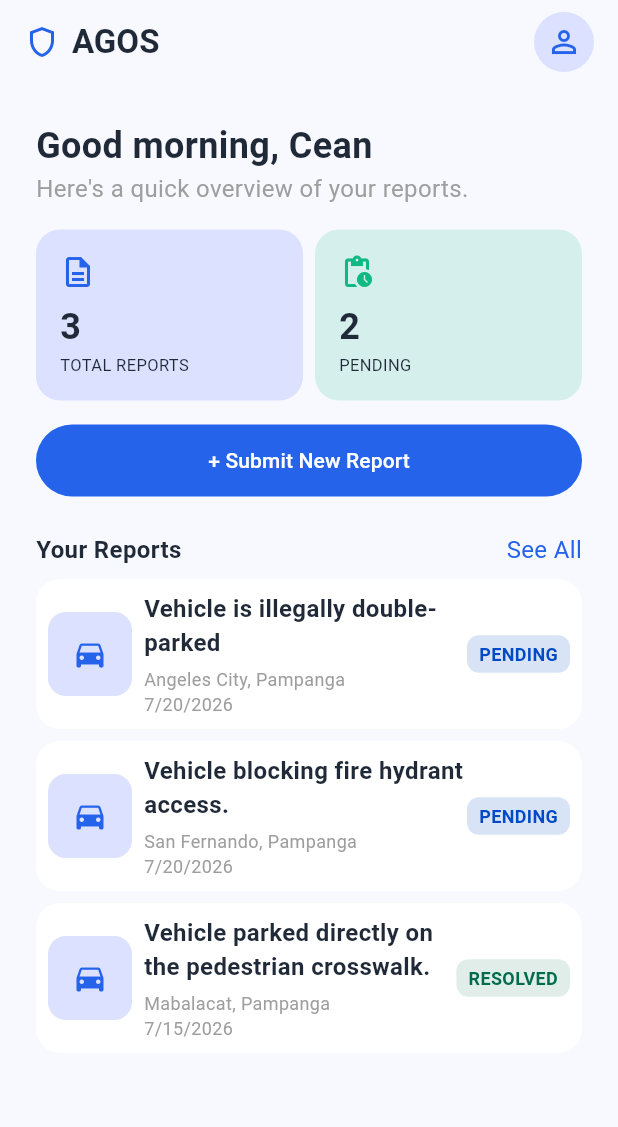
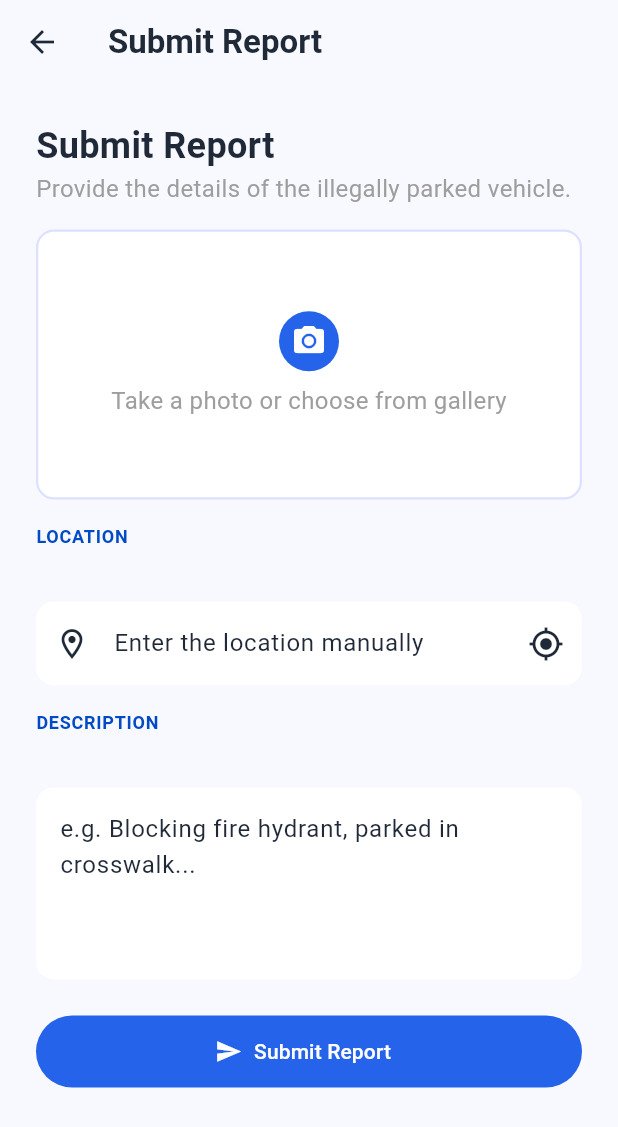
Before and after one commit to Siyanfr/Agos-App-Finals, a Flutter app: the screen it shows after launch, after a tap on "+ Submit New Report", on a phone screen of 412 x 824 dp. Shown: the top 1127 px of the screen. Run offline on Flutter 3.47's test engine with Material 3 defaults, Android fonts, the phone set to English and light mode, and no system bars; our stand-ins replace geolocator, image_picker.

Commit message:
Added submit report screen and edited the citizen dashboard to match the submit report screen

```diff
--- a/lib/screens/citizen/citizen_dashboard_screen.dart
+++ b/lib/screens/citizen/citizen_dashboard_screen.dart
@@ -8,6 +8,7 @@ import '../../widgets/primary_button.dart';
 import '../../widgets/report_card.dart';
 import '../../widgets/stat_summary_card.dart';
 import '../../widgets/status_badge.dart';
+import 'submit_report_screen.dart';
 
 class CitizenDashboardScreen extends StatelessWidget {
   const CitizenDashboardScreen({super.key});
@@ -171,8 +172,11 @@ class CitizenDashboardScreen extends StatelessWidget {
               child: PrimaryButton(
                 label: '+ Submit New Report',
                 onPressed: () {
-                  // Wired to the real Submit Report screen once it exists.
-                  debugPrint('Navigate to Submit Report');
+                  Navigator.of(context).push(
+                    MaterialPageRoute(
+                      builder: (context) => const SubmitReportScreen(),
+                    ),
+                  );
                 },
               ),
             ),
--- a/lib/screens/citizen/submit_report_screen.dart
+++ b/lib/screens/citizen/submit_report_screen.dart
@@ -0,0 +1,177 @@
+import 'package:flutter/material.dart';
+import 'package:image_picker/image_picker.dart';
+import 'package:geolocator/geolocator.dart';
+import '../../theme.dart';
+import '../../widgets/image_upload.dart';
+import '../../widgets/navigation_header.dart';
+import '../../widgets/primary_button.dart';
+import '../../widgets/text_input_field.dart';
+
+class SubmitReportScreen extends StatefulWidget {
+  const SubmitReportScreen({super.key});
+
+  @override
+  State<SubmitReportScreen> createState() => _SubmitReportScreenState();
+}
+
+class _SubmitReportScreenState extends State<SubmitReportScreen> {
+  final _locationController = TextEditingController();
+  final _descriptionController = TextEditingController();
+  String? _imagePath;
+  bool _isDetectingLocation = false;
+  bool _isSubmitting = false;
+
+  @override
+  void dispose() {
+    _locationController.dispose();
+    _descriptionController.dispose();
+    super.dispose();
+  }
+
+  Future<void> _pickImage() async {
+    final picker = ImagePicker();
+    final picked = await picker.pickImage(source: ImageSource.gallery);
+    if (picked != null) {
+      setState(() => _imagePath = picked.path);
+    }
+  }
+
+  void _removeImage() {
+    setState(() => _imagePath = null);
+  }
+
+  Future<void> _autoDetectLocation() async {
+    setState(() => _isDetectingLocation = true);
+    try {
+      final serviceEnabled = await Geolocator.isLocationServiceEnabled();
+      if (!serviceEnabled) {
+        _showLocationError('Location services are turned off.');
+        return;
+      }
+
+      var permission = await Geolocator.checkPermission();
+      if (permission == LocationPermission.denied) {
+        permission = await Geolocator.requestPermission();
+        if (permission == LocationPermission.denied) {
+          _showLocationError('Location permission denied.');
+          return;
+        }
+      }
+      if (permission == LocationPermission.deniedForever) {
+        _showLocationError(
+            'Location permission permanently denied. Enter location manually.');
+        return;
+      }
+
+      final position = await Geolocator.getCurrentPosition();
+      setState(() {
+        _locationController.text =
+            '${position.latitude.toStringAsFixed(4)}, ${position.longitude.toStringAsFixed(4)}';
+      });
+    } catch (e) {
+      _showLocationError('Could not fetch location. Enter it manually.');
+    } finally {
+      setState(() => _isDetectingLocation = false);
+    }
+  }
+
+  void _showLocationError(String message) {
+    if (!mounted) return;
+    ScaffoldMessenger.of(context).showSnackBar(
+      SnackBar(content: Text(message)),
+    );
+  }
+
+  void _submitReport() {
+    if (_imagePath == null || _locationController.text.isEmpty) {
+      ScaffoldMessenger.of(context).showSnackBar(
+        const SnackBar(content: Text('Please add a photo and a location.')),
+      );
+      return;
+    }
+
+    setState(() => _isSubmitting = true);
+    // Firebase Storage upload + Firestore write goes here once wired in.
+    debugPrint(
+        'Submitting report: image=$_imagePath, location=${_locationController.text}, description=${_descriptionController.text}');
+
+    Navigator.of(context).pop();
+  }
+
+  @override
+  Widget build(BuildContext context) {
+    return Scaffold(
+      appBar: const NavigationHeader(
+        title: 'Submit Report',
+        showBackButton: true,
+      ),
+      body: SafeArea(
+        child: ListView(
+          padding: const EdgeInsets.all(AppSpacing.lg),
+          children: [
+            const Text(
+              'Submit Report',
+              style: TextStyle(fontSize: 24, fontWeight: FontWeight.bold),
+            ),
+            const Text(
+              'Provide the details of the illegally parked vehicle.',
+              style: TextStyle(color: Colors.grey),
+            ),
+            const SizedBox(height: AppSpacing.md),
+            ImageUploadComponent(
+              image: _imagePath,
+              onUpload: _pickImage,
+              onRemove: _removeImage,
+            ),
+            const SizedBox(height: AppSpacing.md),
+            const Text(
+              'LOCATION',
+              style: TextStyle(
+                fontSize: 12,
+                fontWeight: FontWeight.bold,
+                letterSpacing: 0.5,
+                color: AppColors.statusPending,
+              ),
+            ),
+            const SizedBox(height: AppSpacing.xs),
+            TextInputField(
+              label: '',
+              hint: 'Enter the location manually',
+              controller: _locationController,
+              leadingIcon: Icons.location_on_outlined,
+              trailingIcon: _isDetectingLocation ? null : Icons.gps_fixed,
+              onTrailingIconTap: _isDetectingLocation ? null : _autoDetectLocation,
+            ),
+            const SizedBox(height: AppSpacing.md),
+            const Text(
+              'DESCRIPTION',
+              style: TextStyle(
+                fontSize: 12,
+                fontWeight: FontWeight.bold,
+                letterSpacing: 0.5,
+                color: AppColors.statusPending,
+              ),
+            ),
+            const SizedBox(height: AppSpacing.xs),
+            TextInputField(
+              label: '',
+              hint: 'e.g. Blocking fire hydrant, parked in crosswalk...',
+              controller: _descriptionController,
+              multiline: true,
+            ),
+            const SizedBox(height: AppSpacing.lg),
+            SizedBox(
+              width: double.infinity,
+              child: PrimaryButton(
+                label: 'Submit Report',
+                icon: Icons.send,
+                isLoading: _isSubmitting,
+                onPressed: _submitReport,
+              ),
+            ),
+          ],
+        ),
+      ),
+    );
+  }
+}
--- a/lib/widgets/image_upload.dart
+++ b/lib/widgets/image_upload.dart
@@ -0,0 +1,74 @@
+import 'dart:io';
+import 'package:flutter/material.dart';
+import '../theme.dart';
+
+class ImageUploadComponent extends StatelessWidget {
+  final String? image; // local file path
+  final VoidCallback onUpload;
+  final VoidCallback onRemove;
+
+  const ImageUploadComponent({
+    super.key,
+    this.image,
+    required this.onUpload,
+    required this.onRemove,
+  });
+
+  @override
+  Widget build(BuildContext context) {
+    if (image != null) {
+      return Stack(
+        children: [
+          ClipRRect(
+            borderRadius: BorderRadius.circular(AppRadius.medium),
+            child: Image.file(
+              File(image!),
+              width: double.infinity,
+              height: 180,
+              fit: BoxFit.cover,
+            ),
+          ),
+          Positioned(
+            top: AppSpacing.sm,
+            right: AppSpacing.sm,
+            child: CircleAvatar(
+              backgroundColor: AppColors.surface,
+              child: IconButton(
+                icon: const Icon(Icons.close, color: AppColors.error),
+                onPressed: onRemove,
+              ),
+            ),
+          ),
+        ],
+      );
+    }
+
+    return InkWell(
+      onTap: onUpload,
+      borderRadius: BorderRadius.circular(AppRadius.medium),
+      child: Container(
+        width: double.infinity,
+        height: 180,
+        decoration: BoxDecoration(
+          color: AppColors.surface,
+          borderRadius: BorderRadius.circular(AppRadius.medium),
+          border: Border.all(color: AppColors.surfaceTint, width: 1.5),
+        ),
+        child: Column(
+          mainAxisAlignment: MainAxisAlignment.center,
+          children: [
+            CircleAvatar(
+              backgroundColor: AppColors.primary,
+              child: const Icon(Icons.camera_alt, color: AppColors.onPrimary),
+            ),
+            const SizedBox(height: AppSpacing.sm),
+            const Text(
+              'Take a photo or choose from gallery',
+              style: TextStyle(color: Colors.grey),
+            ),
+          ],
+        ),
+      ),
+    );
+  }
+}
```
Also changed, not shown: 6 other files.
